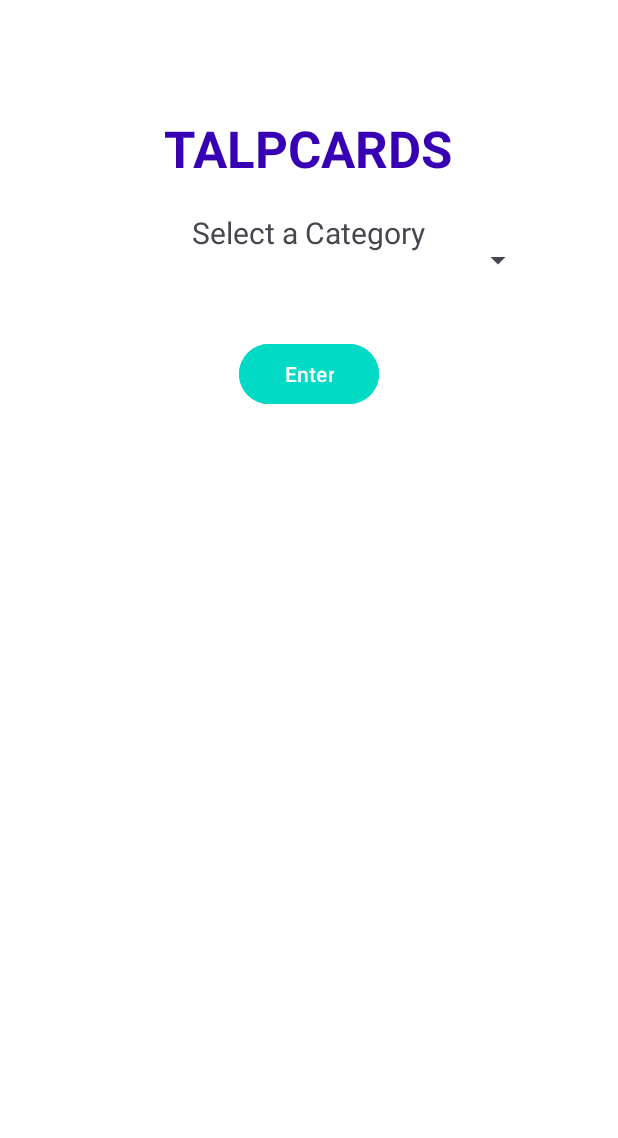
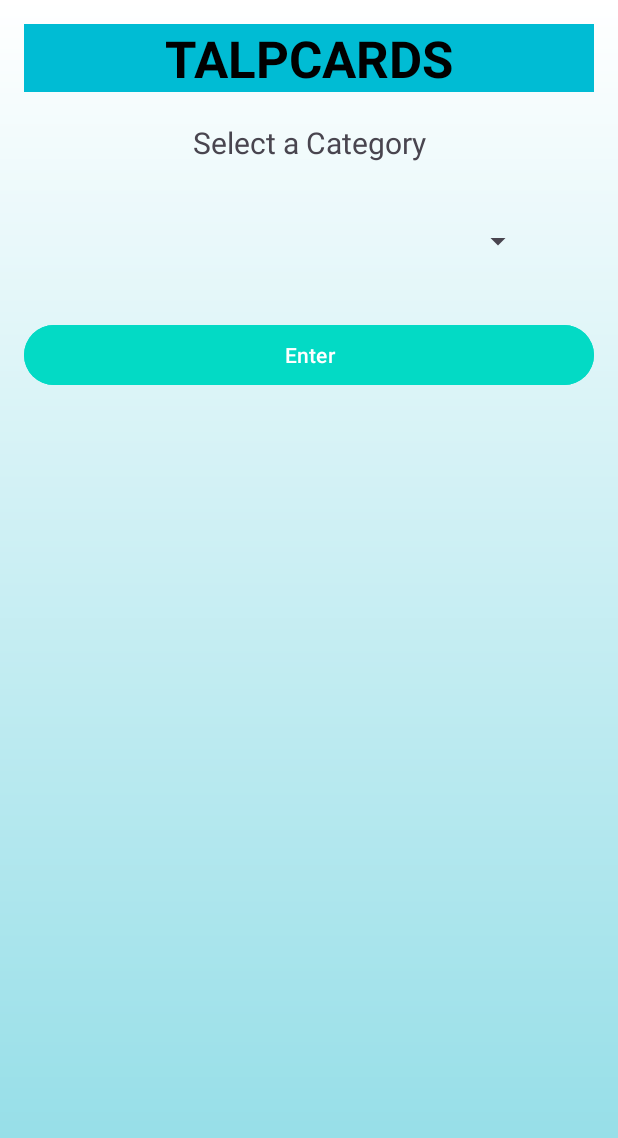
Before and after one commit to Taha2525/Flashcards, an Android app: the screen it shows after launch (HomeActivity), on a phone screen of 412 x 824 dp. Shown: the top 1138 px of the screen. Run offline under Robolectric (Android 15) with nearby library versions, the light colour scheme and no system bars.

Commit message:
🚧deleting problem

```diff
--- a/app/src/main/java/com/example/flashcards/HomeActivity.java
+++ b/app/src/main/java/com/example/flashcards/HomeActivity.java
@@ -20,7 +20,6 @@ public class HomeActivity extends AppCompatActivity {
     protected void onCreate(Bundle savedInstanceState) {
         super.onCreate(savedInstanceState);
         setContentView(R.layout.activity_home);
-
         categorySpinner = findViewById(R.id.homeCategorySpinner);
         enterButton = findViewById(R.id.enterButton);
 
--- /dev/null
+++ b/app/src/main/res/drawable/gradient_background.xml
@@ -0,0 +1,8 @@
+<?xml version="1.0" encoding="utf-8"?>
+<shape xmlns:android="http://schemas.android.com/apk/res/android">
+    <gradient
+        android:angle="90"
+        android:startColor="#8EDCE6"
+    android:endColor="#FFFFFF"
+    android:type="linear"/>
+</shape>
--- a/app/src/main/res/layout/activity_home.xml
+++ b/app/src/main/res/layout/activity_home.xml
@@ -2,53 +2,68 @@
     android:layout_width="match_parent"
     android:layout_height="match_parent"
     android:padding="16dp"
-    android:background="#FFFFFF">
+    android:background="@drawable/gradient_background"> <!-- Set the background to the gradient drawable -->
 
     <!-- App Title -->
+
+    <LinearLayout
+        android:layout_width="match_parent"
+        android:layout_height="match_parent"
+        android:baselineAligned="false"
+        android:orientation="vertical"
+        android:textAlignment="center">
+
+        <LinearLayout
+            android:layout_width="match_parent"
+            android:layout_height="wrap_content"
+            android:background="#00BCD4"
+            android:baselineAligned="false"
+            android:orientation="vertical">
+
             <TextView
                 android:id="@+id/homeTitleTextView"
-        android:layout_width="wrap_content"
+                android:layout_width="match_parent"
                 android:layout_height="wrap_content"
                 android:text="TALPCARDS"
+                android:textAlignment="center"
+                android:textColor="#000000"
                 android:textSize="34sp"
-        android:textStyle="bold"
-        android:textColor="@color/colorPrimaryDark"
-        android:layout_centerHorizontal="true"
-        android:layout_marginTop="60dp"/>
+                android:textStyle="bold" />
+        </LinearLayout>
 
-    <!-- Subtitle/Instructions -->
         <TextView
-        android:layout_width="wrap_content"
+            android:layout_width="match_parent"
             android:layout_height="wrap_content"
+            android:layout_marginTop="20dp"
             android:text="Select a Category"
-        android:textSize="20sp"
-        android:layout_below="@id/homeTitleTextView"
-        android:layout_centerHorizontal="true"
-        android:layout_marginTop="20dp"/>
+            android:textAlignment="center"
+            android:textSize="20sp" />
 
-    <!-- Category Spinner -->
         <Spinner
             android:id="@+id/homeCategorySpinner"
             android:layout_width="match_parent"
             android:layout_height="wrap_content"
-        android:layout_below="@+id/homeTitleTextView"
+            android:layout_marginStart="40dp"
             android:layout_marginTop="40dp"
-        android:layout_marginStart="40dp"
-        android:layout_marginEnd="40dp"/>
+            android:layout_marginEnd="40dp" />
+
+        <Button
+            android:id="@+id/enterButton"
+            android:layout_width="match_parent"
+            android:layout_height="wrap_content"
+            android:layout_marginTop="40dp"
+            android:backgroundTint="@color/colorAccent"
+            android:elevation="4dp"
+            android:paddingStart="30dp"
+            android:paddingEnd="30dp"
+            android:text="Enter"
+            android:textColor="#FFFFFF" />
+    </LinearLayout>
+
+    <!-- Subtitle/Instructions -->
+
+    <!-- Category Spinner -->
 
     <!-- Enter Button -->
-    <Button
-        android:id="@+id/enterButton"
-        android:layout_width="wrap_content"
-        android:layout_height="wrap_content"
-        android:text="Enter"
-        android:layout_below="@id/homeCategorySpinner"
-        android:layout_centerHorizontal="true"
-        android:layout_marginTop="40dp"
-        android:backgroundTint="@color/colorAccent"
-        android:textColor="#FFFFFF"
-        android:paddingStart="30dp"
-        android:paddingEnd="30dp"
-        android:elevation="4dp"/>
 
 </RelativeLayout>
--- a/app/src/main/res/menu/fab_menu.xml
+++ b/app/src/main/res/menu/fab_menu.xml
@@ -2,5 +2,6 @@
 <menu xmlns:android="http://schemas.android.com/apk/res/android">
     <item
         android:id="@+id/action_add_new_card"
-        android:title="Add new Flashcard" />
+        android:title="Add new Flashcard"
+        />
 </menu>
```
Also changed, not shown: app/src/main/java/com/example/flashcards/MainActivity.java (+35 -40 lines), app/src/main/res/drawable/gradient_button.xml (added, +22 -0 lines), app/src/main/res/layout/activity_main.xml (+60 -36 lines). Lines whose indentation alone changed are shown as unchanged.
